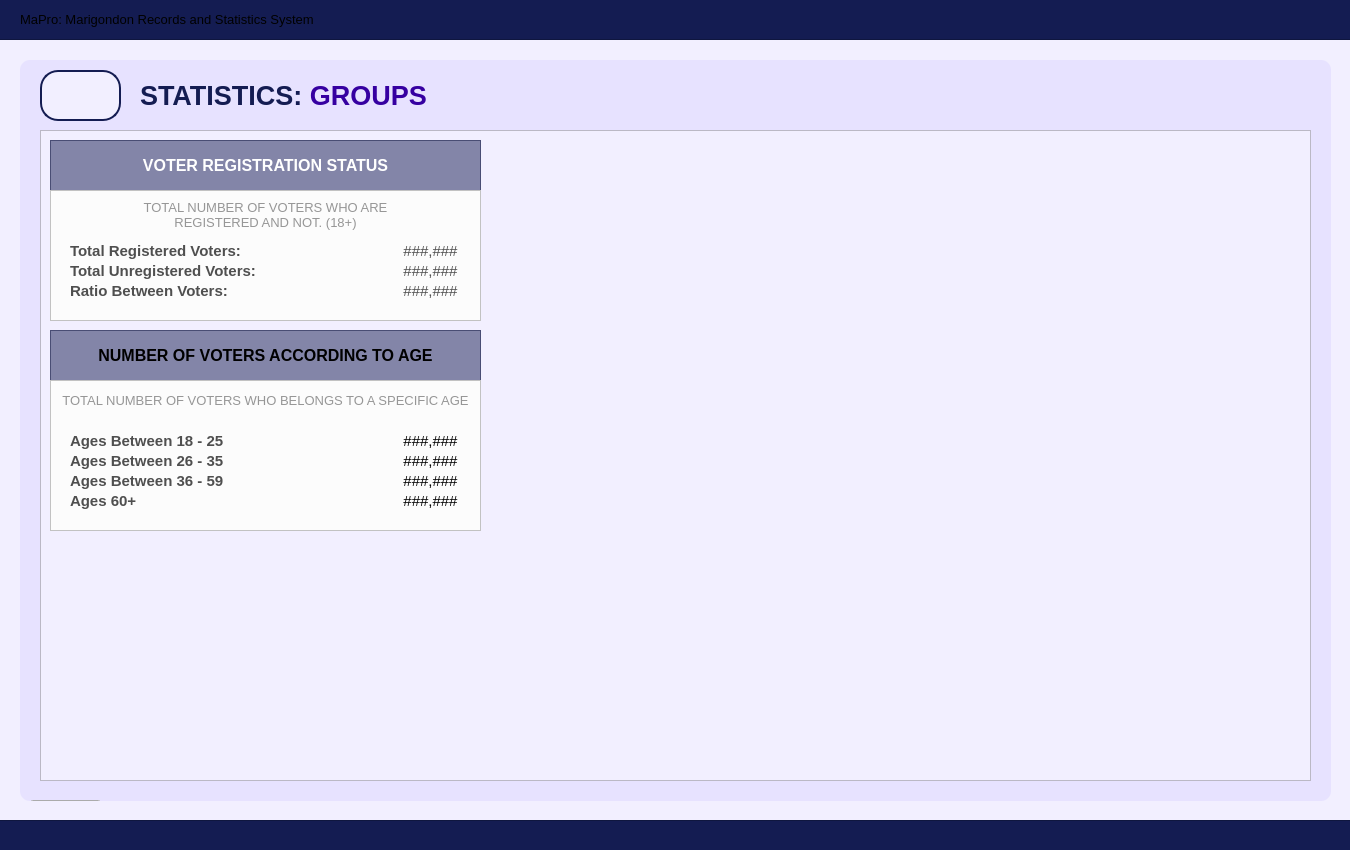
Above: UI/MainPages/StatisticPages/groups.ui from Yohhannn/Barangay-Records-Statistics-System before the change. Below: the same form after it.
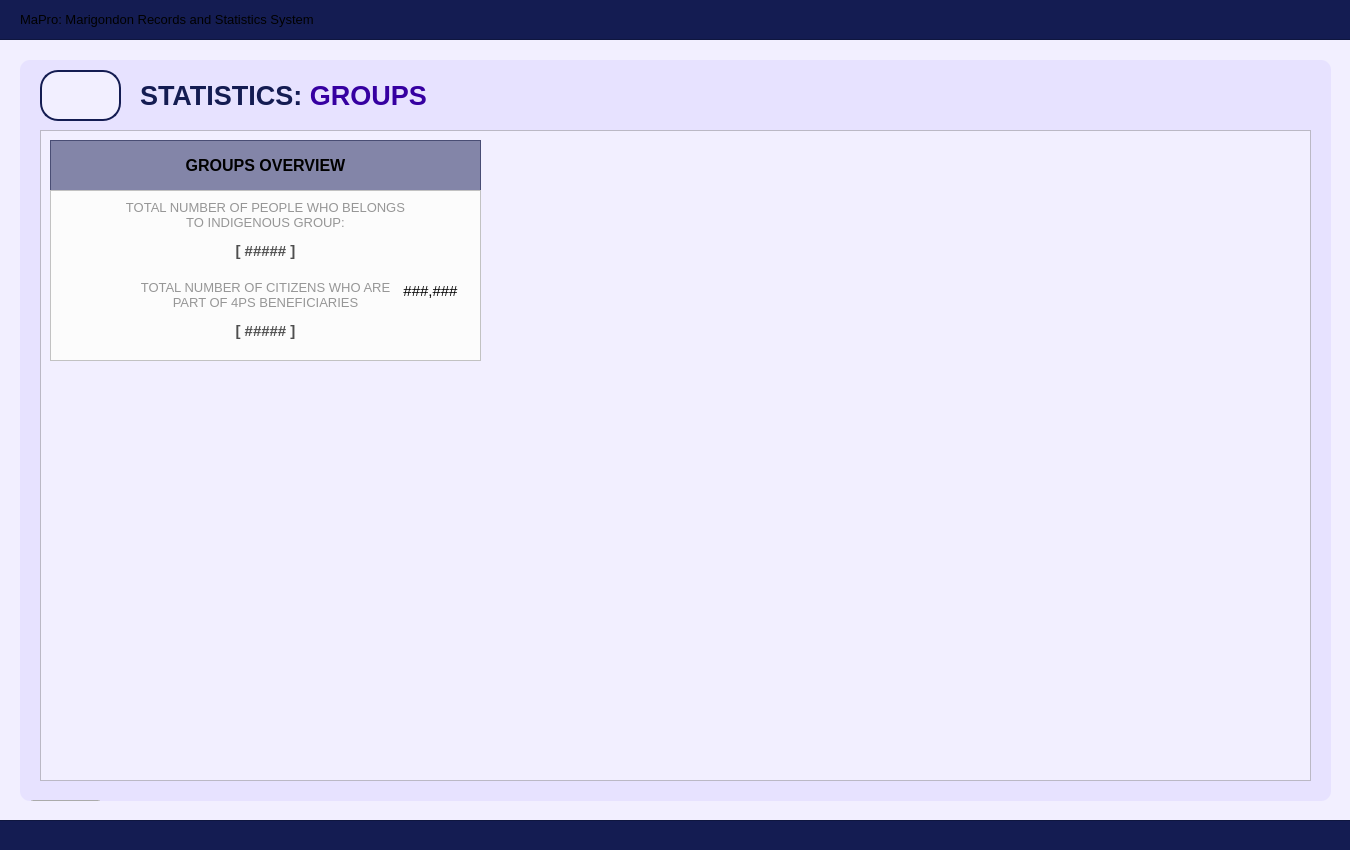
That is the form after the change. Icons and pictures are not drawn.

Commit message:
[ Major Update V2.7.7 ] + Updated Stat UI -- Health -- Jobs -- Voters -- Groups
-JP

Patch:
```diff
--- a/UI/MainPages/StatisticPages/groups.ui
+++ b/UI/MainPages/StatisticPages/groups.ui
@@ -210,291 +210,11 @@
     <property name="frameShadow">
      <enum>QFrame::Shadow::Raised</enum>
     </property>
-    <widget class="QFrame" name="table_titleFrameStatistics">
-     <property name="geometry">
-      <rect>
-       <x>10</x>
-       <y>10</y>
-       <width>431</width>
-       <height>51</height>
-      </rect>
-     </property>
-     <property name="styleSheet">
-      <string notr="true">#table_titleFrameStatistics{
-	background-color: rgba(20, 28, 82, 128)
-}
-</string>
-     </property>
-     <property name="frameShape">
-      <enum>QFrame::Shape::StyledPanel</enum>
-     </property>
-     <property name="frameShadow">
-      <enum>QFrame::Shadow::Raised</enum>
-     </property>
-     <widget class="QLabel" name="statistics_labelNote">
-      <property name="geometry">
-       <rect>
-        <x>0</x>
-        <y>0</y>
-        <width>431</width>
-        <height>51</height>
-       </rect>
-      </property>
-      <property name="font">
-       <font>
-        <family>Arial</family>
-        <pointsize>12</pointsize>
-        <bold>true</bold>
-       </font>
-      </property>
-      <property name="styleSheet">
-       <string notr="true">#statistics_labelNote {
-	background-color: transparent;
-	color: #FFFFFF;
-}
-</string>
-      </property>
-      <property name="text">
-       <string>VOTER REGISTRATION STATUS</string>
-      </property>
-      <property name="alignment">
-       <set>Qt::AlignmentFlag::AlignCenter</set>
-      </property>
-     </widget>
-    </widget>
-    <widget class="QFrame" name="demo_framePopulationOverview">
-     <property name="geometry">
-      <rect>
-       <x>10</x>
-       <y>60</y>
-       <width>431</width>
-       <height>131</height>
-      </rect>
-     </property>
-     <property name="styleSheet">
-      <string notr="true">#demo_framePopulationOverview{
-	background-color: #fcfcfc;
-}</string>
-     </property>
-     <property name="frameShape">
-      <enum>QFrame::Shape::StyledPanel</enum>
-     </property>
-     <property name="frameShadow">
-      <enum>QFrame::Shadow::Raised</enum>
-     </property>
-     <widget class="QLabel" name="voter_label_unregistered">
-      <property name="geometry">
-       <rect>
-        <x>20</x>
-        <y>70</y>
-        <width>201</width>
-        <height>21</height>
-       </rect>
-      </property>
-      <property name="font">
-       <font>
-        <family>Arial</family>
-        <pointsize>11</pointsize>
-        <bold>true</bold>
-       </font>
-      </property>
-      <property name="styleSheet">
-       <string notr="true">#voter_label_unregistered {
-	background-color: transparent;
-	color: #4f4f4f;
-}
-</string>
-      </property>
-      <property name="text">
-       <string>Total Unregistered Voters:</string>
-      </property>
-      <property name="alignment">
-       <set>Qt::AlignmentFlag::AlignLeading|Qt::AlignmentFlag::AlignLeft|Qt::AlignmentFlag::AlignVCenter</set>
-      </property>
-     </widget>
-     <widget class="QLabel" name="voter_label_registered">
-      <property name="geometry">
-       <rect>
-        <x>20</x>
-        <y>50</y>
-        <width>201</width>
-        <height>21</height>
-       </rect>
-      </property>
-      <property name="font">
-       <font>
-        <family>Arial</family>
-        <pointsize>11</pointsize>
-        <bold>true</bold>
-       </font>
-      </property>
-      <property name="styleSheet">
-       <string notr="true">#voter_label_registered {
-	background-color: transparent;
-	color: #4f4f4f;
-}
-</string>
-      </property>
-      <property name="text">
-       <string>Total Registered Voters:</string>
-      </property>
-      <property name="alignment">
-       <set>Qt::AlignmentFlag::AlignLeading|Qt::AlignmentFlag::AlignLeft|Qt::AlignmentFlag::AlignVCenter</set>
-      </property>
-     </widget>
-     <widget class="QLabel" name="voter_ratio">
-      <property name="geometry">
-       <rect>
-        <x>350</x>
-        <y>90</y>
-        <width>61</width>
-        <height>21</height>
-       </rect>
-      </property>
-      <property name="font">
-       <font>
-        <family>Arial</family>
-        <pointsize>11</pointsize>
-        <bold>false</bold>
-       </font>
-      </property>
-      <property name="styleSheet">
-       <string notr="true">#voter_ratio {
-	background-color: transparent;
-	color: #4f4f4f;
-}
-</string>
-      </property>
-      <property name="text">
-       <string>###,###</string>
-      </property>
-      <property name="alignment">
-       <set>Qt::AlignmentFlag::AlignCenter</set>
-      </property>
-     </widget>
-     <widget class="QLabel" name="voter_unregistered">
-      <property name="geometry">
-       <rect>
-        <x>350</x>
-        <y>70</y>
-        <width>61</width>
-        <height>21</height>
-       </rect>
-      </property>
-      <property name="font">
-       <font>
-        <family>Arial</family>
-        <pointsize>11</pointsize>
-        <bold>false</bold>
-       </font>
-      </property>
-      <property name="styleSheet">
-       <string notr="true">#voter_unregistered {
-	background-color: transparent;
-	color: #4f4f4f;
-}
-</string>
-      </property>
-      <property name="text">
-       <string>###,###</string>
-      </property>
-      <property name="alignment">
-       <set>Qt::AlignmentFlag::AlignCenter</set>
-      </property>
-     </widget>
-     <widget class="QLabel" name="voter_registered">
-      <property name="geometry">
-       <rect>
-        <x>350</x>
-        <y>50</y>
-        <width>61</width>
-        <height>21</height>
-       </rect>
-      </property>
-      <property name="font">
-       <font>
-        <family>Arial</family>
-        <pointsize>11</pointsize>
-        <bold>false</bold>
-       </font>
-      </property>
-      <property name="styleSheet">
-       <string notr="true">#voter_registered {
-	background-color: transparent;
-	color: #4f4f4f;
-}
-</string>
-      </property>
-      <property name="text">
-       <string>###,###</string>
-      </property>
-      <property name="alignment">
-       <set>Qt::AlignmentFlag::AlignCenter</set>
-      </property>
-     </widget>
-     <widget class="QLabel" name="voter_label_ratio">
-      <property name="geometry">
-       <rect>
-        <x>20</x>
-        <y>90</y>
-        <width>181</width>
-        <height>21</height>
-       </rect>
-      </property>
-      <property name="font">
-       <font>
-        <family>Arial</family>
-        <pointsize>11</pointsize>
-        <bold>true</bold>
-       </font>
-      </property>
-      <property name="styleSheet">
-       <string notr="true">#voter_label_ratio {
-	background-color: transparent;
-	color: #4f4f4f;
-}
-</string>
-      </property>
-      <property name="text">
-       <string>Ratio Between Voters:</string>
-      </property>
-      <property name="alignment">
-       <set>Qt::AlignmentFlag::AlignLeading|Qt::AlignmentFlag::AlignLeft|Qt::AlignmentFlag::AlignVCenter</set>
-      </property>
-     </widget>
-     <widget class="QLabel" name="label_desc2">
-      <property name="geometry">
-       <rect>
-        <x>0</x>
-        <y>10</y>
-        <width>431</width>
-        <height>31</height>
-       </rect>
-      </property>
-      <property name="font">
-       <font>
-        <family>Arial</family>
-        <pointsize>10</pointsize>
-       </font>
-      </property>
-      <property name="styleSheet">
-       <string notr="true">#label_desc2{
-	color: #969696;
-}</string>
-      </property>
-      <property name="text">
-       <string>&lt;html&gt;&lt;head/&gt;&lt;body&gt;&lt;p&gt;TOTAL NUMBER OF VOTERS WHO ARE &lt;br/&gt;REGISTERED AND NOT. (18+)&lt;/p&gt;&lt;/body&gt;&lt;/html&gt;</string>
-      </property>
-      <property name="alignment">
-       <set>Qt::AlignmentFlag::AlignCenter</set>
-      </property>
-     </widget>
-    </widget>
     <widget class="QFrame" name="table_titleFrameStatistics_2">
      <property name="geometry">
       <rect>
        <x>10</x>
-       <y>200</y>
+       <y>10</y>
        <width>431</width>
        <height>51</height>
       </rect>
@@ -535,24 +255,24 @@
 </string>
       </property>
       <property name="text">
-       <string>NUMBER OF VOTERS ACCORDING TO AGE</string>
+       <string>GROUPS OVERVIEW</string>
       </property>
       <property name="alignment">
        <set>Qt::AlignmentFlag::AlignCenter</set>
       </property>
      </widget>
     </widget>
-    <widget class="QFrame" name="demo_framePopulationOverview_2">
+    <widget class="QFrame" name="groups_frameOverview">
      <property name="geometry">
       <rect>
        <x>10</x>
-       <y>250</y>
+       <y>60</y>
        <width>431</width>
-       <height>151</height>
+       <height>171</height>
       </rect>
      </property>
      <property name="styleSheet">
-      <string notr="true">#demo_framePopulationOverview_2{
+      <string notr="true">#groups_frameOverview{
 	background-color: #fcfcfc;
 }</string>
      </property>
@@ -562,66 +282,6 @@
      <property name="frameShadow">
       <enum>QFrame::Shadow::Raised</enum>
      </property>
-     <widget class="QLabel" name="voter_60">
-      <property name="geometry">
-       <rect>
-        <x>350</x>
-        <y>110</y>
-        <width>61</width>
-        <height>21</height>
-       </rect>
-      </property>
-      <property name="font">
-       <font>
-        <family>Arial</family>
-        <pointsize>11</pointsize>
-        <bold>false</bold>
-       </font>
-      </property>
-      <property name="styleSheet">
-       <string notr="true">#hhd_Of9_Male {
-	background-color: transparent;
-	color: #4f4f4f;
-}
-</string>
-      </property>
-      <property name="text">
-       <string>###,###</string>
-      </property>
-      <property name="alignment">
-       <set>Qt::AlignmentFlag::AlignCenter</set>
-      </property>
-     </widget>
-     <widget class="QLabel" name="voter_26_35">
-      <property name="geometry">
-       <rect>
-        <x>350</x>
-        <y>70</y>
-        <width>61</width>
-        <height>21</height>
-       </rect>
-      </property>
-      <property name="font">
-       <font>
-        <family>Arial</family>
-        <pointsize>11</pointsize>
-        <bold>false</bold>
-       </font>
-      </property>
-      <property name="styleSheet">
-       <string notr="true">#hhd_Of7_Male {
-	background-color: transparent;
-	color: #4f4f4f;
-}
-</string>
-      </property>
-      <property name="text">
-       <string>###,###</string>
-      </property>
-      <property name="alignment">
-       <set>Qt::AlignmentFlag::AlignCenter</set>
-      </property>
-     </widget>
      <widget class="QLabel" name="voter_36_59">
       <property name="geometry">
        <rect>
@@ -652,102 +312,12 @@
        <set>Qt::AlignmentFlag::AlignCenter</set>
       </property>
      </widget>
-     <widget class="QLabel" name="voter_label_26_35">
+     <widget class="QLabel" name="groups_totalIndigenous">
       <property name="geometry">
        <rect>
-        <x>20</x>
-        <y>70</y>
-        <width>201</width>
-        <height>21</height>
-       </rect>
-      </property>
-      <property name="font">
-       <font>
-        <family>Arial</family>
-        <pointsize>11</pointsize>
-        <bold>true</bold>
-       </font>
-      </property>
-      <property name="styleSheet">
-       <string notr="true">#voter_label_26_35 {
-	background-color: transparent;
-	color: #4f4f4f;
-}
-</string>
-      </property>
-      <property name="text">
-       <string>Ages Between 26 - 35</string>
-      </property>
-      <property name="alignment">
-       <set>Qt::AlignmentFlag::AlignLeading|Qt::AlignmentFlag::AlignLeft|Qt::AlignmentFlag::AlignVCenter</set>
-      </property>
-     </widget>
-     <widget class="QLabel" name="voter_label_36_59">
-      <property name="geometry">
-       <rect>
-        <x>20</x>
-        <y>90</y>
-        <width>201</width>
-        <height>21</height>
-       </rect>
-      </property>
-      <property name="font">
-       <font>
-        <family>Arial</family>
-        <pointsize>11</pointsize>
-        <bold>true</bold>
-       </font>
-      </property>
-      <property name="styleSheet">
-       <string notr="true">#voter_label_36_59 {
-	background-color: transparent;
-	color: #4f4f4f;
-}
-</string>
-      </property>
-      <property name="text">
-       <string>Ages Between 36 - 59</string>
-      </property>
-      <property name="alignment">
-       <set>Qt::AlignmentFlag::AlignLeading|Qt::AlignmentFlag::AlignLeft|Qt::AlignmentFlag::AlignVCenter</set>
-      </property>
-     </widget>
-     <widget class="QLabel" name="voter_label_60">
-      <property name="geometry">
-       <rect>
-        <x>20</x>
-        <y>110</y>
-        <width>141</width>
-        <height>21</height>
-       </rect>
-      </property>
-      <property name="font">
-       <font>
-        <family>Arial</family>
-        <pointsize>11</pointsize>
-        <bold>true</bold>
-       </font>
-      </property>
-      <property name="styleSheet">
-       <string notr="true">#voter_label_60 {
-	background-color: transparent;
-	color: #4f4f4f;
-}
-</string>
-      </property>
-      <property name="text">
-       <string>Ages 60+</string>
-      </property>
-      <property name="alignment">
-       <set>Qt::AlignmentFlag::AlignLeading|Qt::AlignmentFlag::AlignLeft|Qt::AlignmentFlag::AlignVCenter</set>
-      </property>
-     </widget>
-     <widget class="QLabel" name="voter_18_25">
-      <property name="geometry">
-       <rect>
-        <x>350</x>
+        <x>0</x>
         <y>50</y>
-        <width>61</width>
+        <width>431</width>
         <height>21</height>
        </rect>
       </property>
@@ -755,60 +325,30 @@
        <font>
         <family>Arial</family>
         <pointsize>11</pointsize>
-        <bold>false</bold>
+        <bold>true</bold>
        </font>
       </property>
       <property name="styleSheet">
-       <string notr="true">#hhd_Of6_Male {
+       <string notr="true">#groups_totalIndigenous {
 	background-color: transparent;
 	color: #4f4f4f;
 }
 </string>
       </property>
       <property name="text">
-       <string>###,###</string>
+       <string>[ ##### ]</string>
       </property>
       <property name="alignment">
        <set>Qt::AlignmentFlag::AlignCenter</set>
       </property>
      </widget>
-     <widget class="QLabel" name="voter_label_18_25">
-      <property name="geometry">
-       <rect>
-        <x>20</x>
-        <y>50</y>
-        <width>201</width>
-        <height>21</height>
-       </rect>
-      </property>
-      <property name="font">
-       <font>
-        <family>Arial</family>
-        <pointsize>11</pointsize>
-        <bold>true</bold>
-       </font>
-      </property>
-      <property name="styleSheet">
-       <string notr="true">#voter_label_18_25 {
-	background-color: transparent;
-	color: #4f4f4f;
-}
-</string>
-      </property>
-      <property name="text">
-       <string>Ages Between 18 - 25</string>
-      </property>
-      <property name="alignment">
-       <set>Qt::AlignmentFlag::AlignLeading|Qt::AlignmentFlag::AlignLeft|Qt::AlignmentFlag::AlignVCenter</set>
-      </property>
-     </widget>
      <widget class="QLabel" name="label_desc2_2">
       <property name="geometry">
        <rect>
         <x>0</x>
         <y>10</y>
         <width>431</width>
-        <height>20</height>
+        <height>31</height>
        </rect>
       </property>
       <property name="font">
@@ -823,7 +363,64 @@
 }</string>
       </property>
       <property name="text">
-       <string>TOTAL NUMBER OF VOTERS WHO BELONGS TO A SPECIFIC AGE</string>
+       <string>&lt;html&gt;&lt;head/&gt;&lt;body&gt;&lt;p&gt;TOTAL NUMBER OF PEOPLE WHO BELONGS &lt;br/&gt;TO INDIGENOUS GROUP:&lt;/p&gt;&lt;/body&gt;&lt;/html&gt;</string>
+      </property>
+      <property name="alignment">
+       <set>Qt::AlignmentFlag::AlignCenter</set>
+      </property>
+     </widget>
+     <widget class="QLabel" name="label_desc2_3">
+      <property name="geometry">
+       <rect>
+        <x>0</x>
+        <y>80</y>
+        <width>431</width>
+        <height>51</height>
+       </rect>
+      </property>
+      <property name="font">
+       <font>
+        <family>Arial</family>
+        <pointsize>10</pointsize>
+       </font>
+      </property>
+      <property name="styleSheet">
+       <string notr="true">#label_desc2_3{
+	color: #969696;
+}</string>
+      </property>
+      <property name="text">
+       <string>&lt;html&gt;&lt;head/&gt;&lt;body&gt;&lt;p&gt;TOTAL NUMBER OF CITIZENS WHO ARE &lt;br/&gt;PART OF 4PS BENEFICIARIES&lt;/p&gt;&lt;/body&gt;&lt;/html&gt;</string>
+      </property>
+      <property name="alignment">
+       <set>Qt::AlignmentFlag::AlignCenter</set>
+      </property>
+     </widget>
+     <widget class="QLabel" name="groups_total4Ps">
+      <property name="geometry">
+       <rect>
+        <x>0</x>
+        <y>130</y>
+        <width>431</width>
+        <height>21</height>
+       </rect>
+      </property>
+      <property name="font">
+       <font>
+        <family>Arial</family>
+        <pointsize>11</pointsize>
+        <bold>true</bold>
+       </font>
+      </property>
+      <property name="styleSheet">
+       <string notr="true">#groups_total4Ps {
+	background-color: transparent;
+	color: #4f4f4f;
+}
+</string>
+      </property>
+      <property name="text">
+       <string>[ ##### ]</string>
       </property>
       <property name="alignment">
        <set>Qt::AlignmentFlag::AlignCenter</set>
```
The commit also changes 5 other files.
